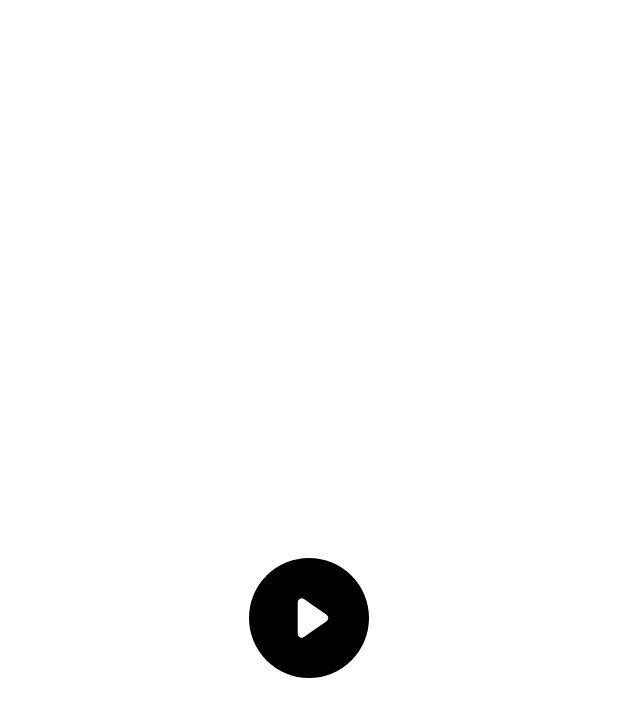
After one commit to Prof-MohamedAtef/AMIT-Group2-Services-Foreground-background, an Android app: the layout activity_music_my_background_service.xml on its own in the app's theme, with its tools: preview values and no code run, on a phone screen of 412 x 824 dp. The commit adds this screen. Shown: the top 717 px of the screen. Run offline under Robolectric (Android 15) with nearby library versions, the phone set to English and light mode, and no system bars.

Commit message:
Added Music background

```diff
--- a/app/build.gradle
+++ b/app/build.gradle
@@ -8,7 +8,7 @@ android {
 
     defaultConfig {
         applicationId "mo.ed.course.two.amit.day.eight.servicesproject"
-        minSdk 19
+        minSdk 23
         targetSdk 33
         versionCode 1
         versionName "1.0"
--- a/app/src/main/java/mo/ed/course/two/amit/day/eight/servicesproject/Constants.java
+++ b/app/src/main/java/mo/ed/course/two/amit/day/eight/servicesproject/Constants.java
@@ -12,4 +12,5 @@ public class Constants {
     public static String BaseUrl="https://newsapi.org/v2";
     public static String FOREGROUND_SERVICE_INTENT="foreground";
     public static String CHANNEL_ID="CHANNEL_ID";
+    public static String IS_MUSIC_RUNNING="IS_RUNNING";
 }
--- a/app/src/main/java/mo/ed/course/two/amit/day/eight/servicesproject/MyForegroundServiceActivity.java
+++ b/app/src/main/java/mo/ed/course/two/amit/day/eight/servicesproject/MyForegroundServiceActivity.java
@@ -49,7 +49,7 @@ public class MyForegroundServiceActivity extends AppCompatActivity {
         stopService(foregroundIntent);
     }
 
-    private void startService(){
+    public void startService(){
         foregroundIntent.putExtra(Constants.FOREGROUND_SERVICE_INTENT,"Foreground Service is running ...");
         ContextCompat.startForegroundService(MyForegroundServiceActivity.this, foregroundIntent);
     }
--- /dev/null
+++ b/app/src/main/res/drawable/ic_play.xml
@@ -0,0 +1,9 @@
+<vector xmlns:android="http://schemas.android.com/apk/res/android"
+    android:width="30dp"
+    android:height="30dp"
+    android:viewportWidth="30"
+    android:viewportHeight="30">
+  <path
+      android:fillColor="#FF000000"
+      android:pathData="M15,0A15,15 0,1 0,30 15,15.017 15.017,0 0,0 15,0ZM19.396,15.82L15.692,18.405l-1.943,1.356a1,1 0,0 1,-1.572 -0.82L12.177,11.059a1,1 0,0 1,1.572 -0.82l1.943,1.356 3.703,2.585A1,1 0,0 1,19.396 15.82Z"/>
+</vector>
--- /dev/null
+++ b/app/src/main/res/layout/activity_music_my_background_service.xml
@@ -0,0 +1,29 @@
+<?xml version="1.0" encoding="utf-8"?>
+<layout xmlns:android="http://schemas.android.com/apk/res/android"
+    xmlns:app="http://schemas.android.com/apk/res-auto"
+    xmlns:tools="http://schemas.android.com/tools">
+
+    <data>
+
+    </data>
+
+    <LinearLayout
+        android:layout_width="match_parent"
+        android:layout_height="match_parent"
+        tools:context=".view.MusicBackgroundServiceActivity"
+        android:gravity="center">
+
+        <LinearLayout
+            android:layout_width="match_parent"
+            android:layout_height="match_parent"
+            android:orientation="horizontal"
+            android:gravity="center">
+
+            <ImageView
+                android:id="@+id/btnMusic"
+                android:layout_width="80dp"
+                android:layout_height="80dp"
+                android:src="@drawable/ic_play" />
+        </LinearLayout>
+    </LinearLayout>
+</layout>
```
Also changed, not shown: app/src/main/AndroidManifest.xml (+12 -4 lines), app/src/main/java/mo/ed/course/two/amit/day/eight/servicesproject/services/MusicBackgroundService.java (added, +48 -0 lines), app/src/main/java/mo/ed/course/two/amit/day/eight/servicesproject/view/MusicBackgroundServiceActivity.java (added, +75 -0 lines), app/src/main/res/drawable/ic_stop.xml (added, +9 -0 lines), 1 other file.
